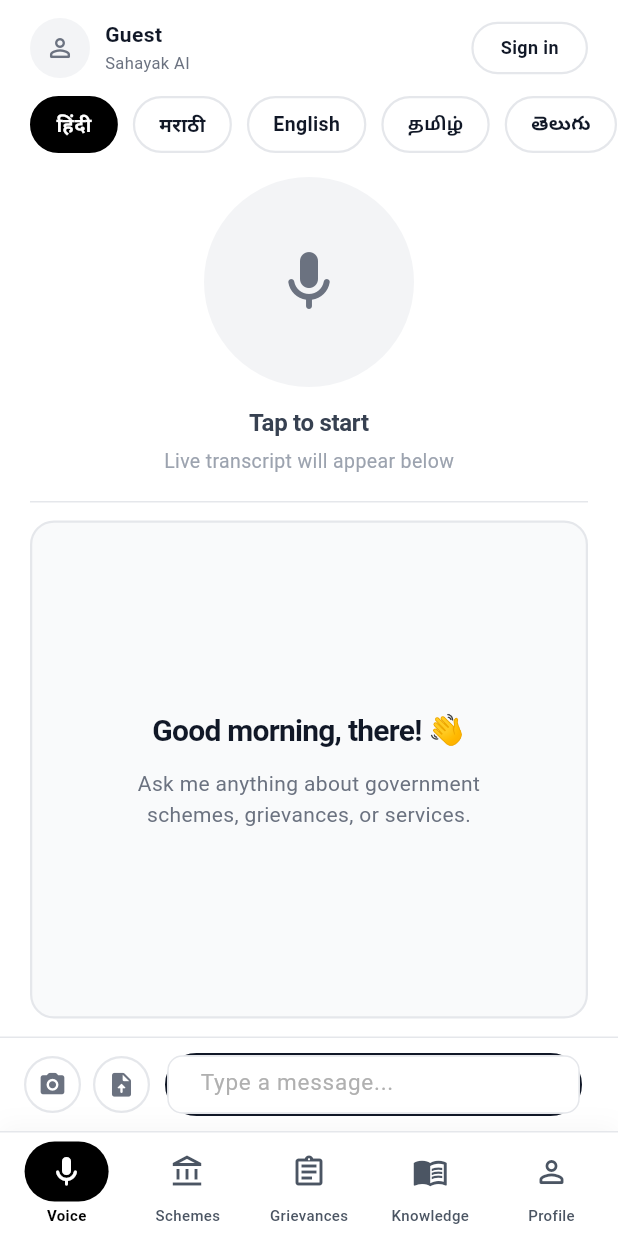
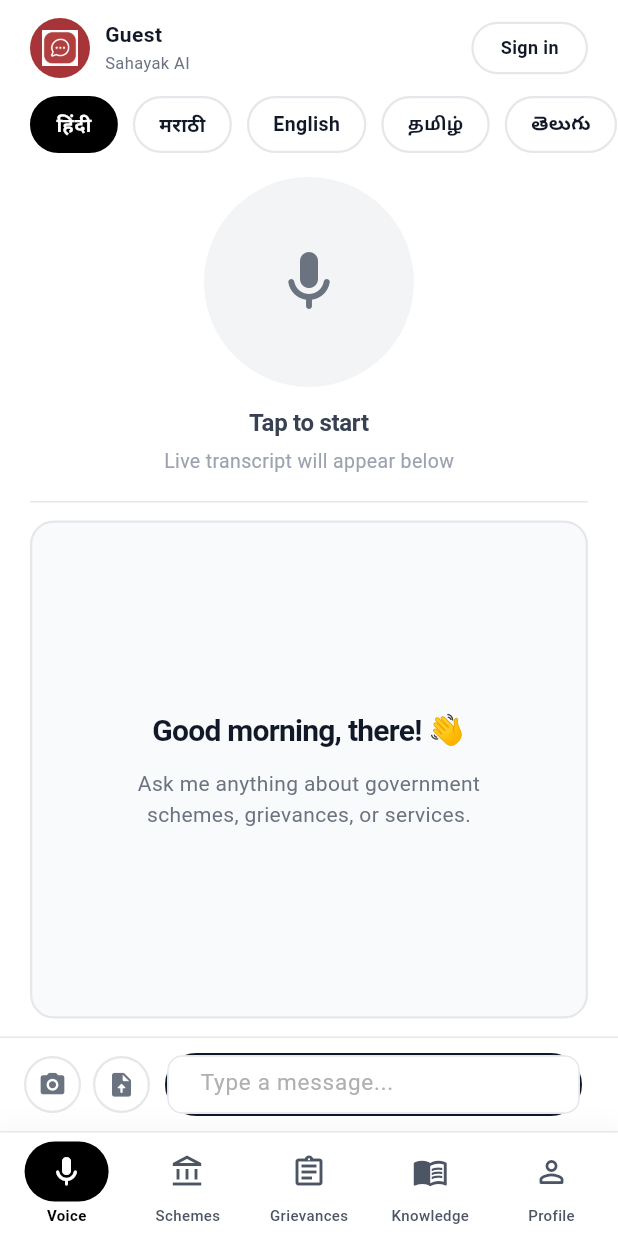
Before and after one commit to haarsh12/voice_agent, a Flutter app: the PremiumVoiceScreenV2 screen opened by its route, on a phone screen of 412 x 824 dp. Run offline on Flutter 3.47's test engine with Material 3 defaults, Android fonts, the phone set to English and light mode, and no system bars; our stand-ins replace connectivity_plus, file_picker, flutter_animate, flutter_secure_storage, go_router, hive_flutter and 5 more; missing offline and left inert: livekit_client; accounts and stored records are empty.

Commit message:
Feature: Replace Flutter icon with custom Sahayak brand icon in user avatar

```diff
--- a/sahayak_mobile/lib/features/voice/screens/premium_voice_screen_v2.dart
+++ b/sahayak_mobile/lib/features/voice/screens/premium_voice_screen_v2.dart
@@ -572,14 +572,14 @@ class _PremiumVoiceScreenV2State extends State<PremiumVoiceScreenV2> {
           Container(
             width: 40,
             height: 40,
-            decoration: const BoxDecoration(
-              color: Color(0xFFF3F4F6),
+            decoration: BoxDecoration(
+              color: const Color(0xFFA73439), // Brand red color
               shape: BoxShape.circle,
             ),
-            child: const Icon(
-              Icons.person_outline_rounded,
-              color: Color(0xFF6B7280),
-              size: 20,
+            padding: const EdgeInsets.all(8),
+            child: Image.asset(
+              'assets/iconsahayak.png',
+              fit: BoxFit.contain,
             ),
           ),
           const SizedBox(width: 10),
--- a/sahayak_mobile/pubspec.yaml
+++ b/sahayak_mobile/pubspec.yaml
@@ -84,6 +84,7 @@ flutter:
     - assets/images/
     - assets/icons/
     - assets/logo/
+    - assets/iconsahayak.png
 
   # Fonts are optional - uncomment when you add Inter font files
   # fonts:
```
Also changed, not shown: sahayak_mobile/assets/iconsahayak.png (added).
